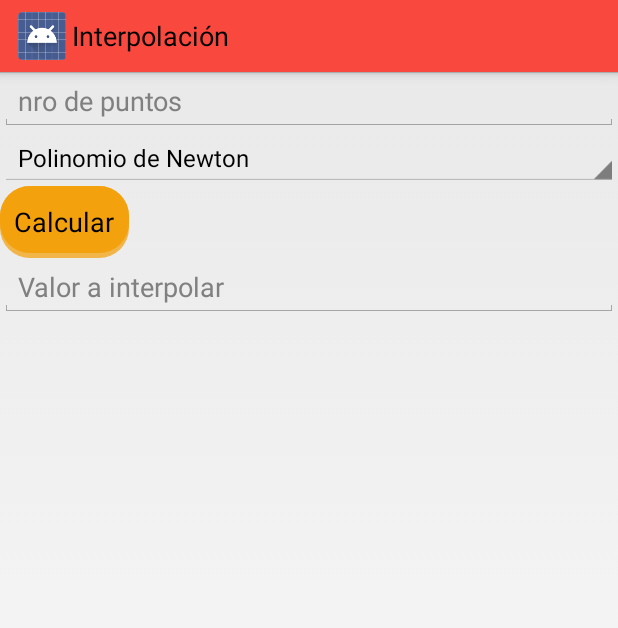
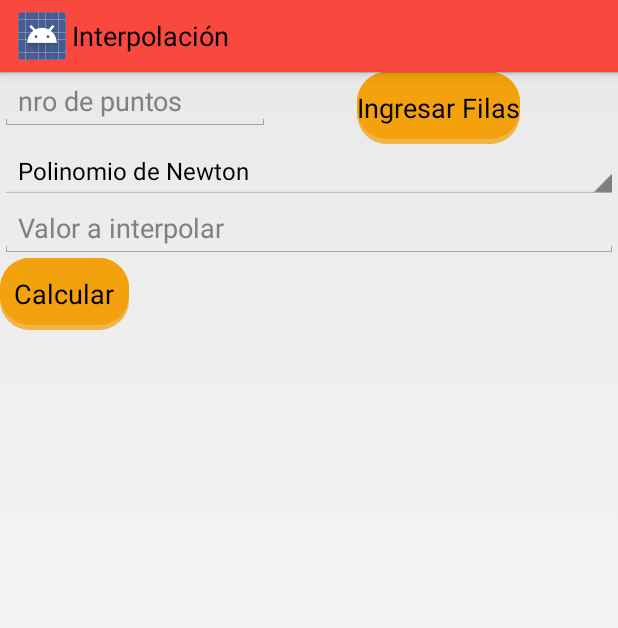
Before and after one commit to arangos/MetodosAnalisiAndroid, an Android app: the InterpolacionActivity screen opened directly, with no data from a screen before it, on a phone screen of 412 x 824 dp. Shown: the top 628 px of the screen. Run offline under Robolectric (Android 15) with nearby library versions, the phone set to English and light mode, and no system bars.

Commit message:
Eliminación de impresiones de comprobación. Vistas listas para ser usadas.
Vistas Completas.

```diff
--- a/app/src/main/java/com/example/arango/metodos/InterpolacionActivity.java
+++ b/app/src/main/java/com/example/arango/metodos/InterpolacionActivity.java
@@ -1,18 +1,33 @@
 package com.example.arango.metodos;
 
 import android.app.Activity;
+import android.content.Intent;
 import android.os.Bundle;
+import android.text.InputType;
+import android.util.Log;
+import android.view.View;
+import android.widget.AdapterView;
 import android.widget.ArrayAdapter;
+import android.widget.Button;
+import android.widget.EditText;
 import android.widget.Spinner;
+import android.widget.TableLayout;
+import android.widget.TableRow;
+import android.widget.Toast;
 
 /**
  * Created by Felipe on 18/11/2014.
  */
 public class InterpolacionActivity extends Activity{
+    private TableLayout tblInterpolacion;
+    private double[] b;
+    private double [][] matriz;
+    private static int metodo_a_usar;
     protected void onCreate(Bundle savedInstanceState) {
         super.onCreate(savedInstanceState);
         setContentView(R.layout.activity_interpolacion);
 
+        metodo_a_usar = -1;
 
         Spinner spinner = (Spinner) findViewById(R.id.spinnerInterpolacion);
 // Create an ArrayAdapter using the string array and a default spinner layout
@@ -22,5 +37,101 @@ public class InterpolacionActivity extends Activity{
         adapter.setDropDownViewResource(android.R.layout.simple_spinner_dropdown_item);
 // Apply the adapter to the spinner
         spinner.setAdapter(adapter);
+        spinner.setOnItemSelectedListener(new AdapterView.OnItemSelectedListener() {
+
+            @Override
+            public void onItemSelected(AdapterView<?> adapterView, View view, int i, long l) {
+                metodo_a_usar = i;
+            }
+
+            @Override
+            public void onNothingSelected(AdapterView<?> adapterView) {
+                metodo_a_usar = -1;
+            }
+        });
+
+        tblInterpolacion = (TableLayout)findViewById(R.id.tblInterpolacion);
+        final EditText nrofilas = (EditText)findViewById(R.id.txtInterpNumeroPuntos);
+        Button btnFilas = (Button)findViewById(R.id.btnInterpFilas);
+        btnFilas.setOnClickListener(new View.OnClickListener() {
+            @Override
+            public void onClick(View view) {
+                try {
+                    int filas = Integer.parseInt(nrofilas.getText().toString());
+                    setFilas(filas);
+                }catch(Exception e){
+                    Toast.makeText(getApplicationContext(),"Revise filas ingresadas", Toast.LENGTH_SHORT).show();
+                }
+            }
+        });
+        Button btnCalc = (Button)findViewById(R.id.btnCalcInterpolacion);
+        btnCalc.setOnClickListener(new View.OnClickListener() {
+            @Override
+            public void onClick(View view) {
+                if(metodo_a_usar != -1){
+                setMatriz();
+                    Intent intent = new Intent(getBaseContext(), ResultActivity.class);
+                    switch (metodo_a_usar){
+                        case 0:
+                            new ResultActivity();
+                            startActivity(intent);
+                            break;
+                        case 1:
+                            new ResultActivity();
+                            startActivity(intent);
+                            break;
+                    }
+                }else{
+                    Toast.makeText(getBaseContext(),"Seleccione un método a usar", Toast.LENGTH_SHORT).show();
+                }
+            }
+        });
+    }
+
+    /*
+ *Create the table View when user input the size of the matrix
+  */
+    public void setFilas(int filas){
+
+        tblInterpolacion.removeAllViews();
+        for (int i = 0; i < filas; i++) {
+            TableRow row = new TableRow(InterpolacionActivity.this);
+            row.setLayoutParams(new TableRow.LayoutParams(TableRow.LayoutParams.WRAP_CONTENT, TableRow.LayoutParams.WRAP_CONTENT));
+
+            for (int j = 0; j < 2; j++) {
+                EditText edit = new EditText(InterpolacionActivity.this);
+                edit.setInputType(InputType.TYPE_CLASS_NUMBER|InputType.TYPE_NUMBER_FLAG_DECIMAL|InputType.TYPE_NUMBER_FLAG_SIGNED);
+                edit.setLayoutParams(new TableRow.LayoutParams(TableRow.LayoutParams.WRAP_CONTENT, TableRow.LayoutParams.WRAP_CONTENT));
+                edit.setText("");
+                row.addView(edit);
+            }
+            tblInterpolacion.addView(row);
+        }
+    }
+
+    /*
+    *Return the matrix values inside each row
+    * and fill a matrix
+     */
+    public void setMatriz(){
+        int filas = tblInterpolacion.getChildCount();
+        matriz = new double[filas][2];
+        for(int i = 0, c = filas; i < c; i++){
+            TableRow row = (TableRow) tblInterpolacion.getChildAt(i);
+            for(int j = 0; j < row.getChildCount(); j++){
+                EditText editText = (EditText) row.getChildAt(j);
+                matriz[i][j] = Double.parseDouble(editText.getText().toString().trim());
+                //Log.e("[",editText.getText().toString()+"]");
+            }
+        }
+
+        /*for(int f = 0; f<matriz.length; f++){
+            for(int c = 0; c<matriz[f].length;c++){
+                Log.e("Test Matriz [", matriz[f][c] + "]");
+            }
+        }*/
+    }
+    public double [][] getMatriz(){
+        return this.matriz;
     }
 }
--- a/app/src/main/res/layout/activity_interpolacion.xml
+++ b/app/src/main/res/layout/activity_interpolacion.xml
@@ -4,25 +4,31 @@
     android:orientation="vertical" android:layout_width="match_parent"
     android:layout_height="match_parent">
 
-    <EditText
-        android:layout_width="match_parent"
-        android:layout_height="wrap_content"
-        android:inputType="number"
-        android:ems="10"
-        android:id="@+id/edtxtNumeroPuntos"
-        android:hint="nro de puntos" />
-
+    <RelativeLayout
+        android:layout_width="wrap_content"
+        android:layout_height="wrap_content">
+        <EditText
+            android:layout_width="180dp"
+            android:layout_height="wrap_content"
+            android:inputType="number"
+            android:ems="10"
+            android:id="@+id/txtInterpNumeroPuntos"
+            android:hint="nro de puntos" />
+        <Button
+            android:layout_width="wrap_content"
+            android:layout_height="wrap_content"
+            android:text="Ingresar Filas"
+            android:background="@drawable/button"
+            android:layout_toEndOf="@+id/txtInterpNumeroPuntos"
+            android:layout_alignParentTop="true"
+            android:layout_toRightOf="@+id/txtInterpNumeroPuntos"
+            android:layout_marginLeft="58dp"
+            android:id="@+id/btnInterpFilas" />
+        </RelativeLayout>
     <Spinner
         android:layout_width="match_parent"
         android:layout_height="wrap_content"
         android:id="@+id/spinnerInterpolacion" />
-
-    <Button
-        android:layout_width="86dp"
-        android:layout_height="wrap_content"
-        android:text="Calcular"
-        android:background="@drawable/button"
-        android:id="@+id/btnCalcInterpolacion" />
 
     <EditText
         android:layout_width="match_parent"
@@ -31,4 +37,30 @@
         android:ems="10"
         android:id="@+id/edtxtInterpValor"
         android:hint="Valor a interpolar" />
+
+    <Button
+        android:layout_width="86dp"
+        android:layout_height="wrap_content"
+        android:text="Calcular"
+        android:background="@drawable/button"
+        android:id="@+id/btnCalcInterpolacion" />
+    <ScrollView
+        android:layout_width="fill_parent"
+        android:layout_height="fill_parent"
+        android:scrollbars="none"
+        android:layout_weight="1"
+        android:layout_below="@+id/btnCalcInterpolacion"
+        android:id="@+id/scrollView">
+        <TableLayout
+            android:layout_width="fill_parent"
+            android:layout_height="fill_parent"
+            android:id="@+id/tblInterpolacion"
+            android:background="#1c1600ff"
+            android:layout_alignParentRight="true"
+            android:layout_alignParentEnd="true"
+            android:layout_alignParentLeft="true"
+            android:layout_alignParentStart="true"
+            android:layout_below="@+id/btnCalcInterpolacion"
+            android:layout_alignParentBottom="true"></TableLayout>
+    </ScrollView>
 </LinearLayout>
```
Also changed, not shown: app/src/main/java/com/example/arango/metodos/Ec_LinealesActivity.java (+4 -4 lines).
